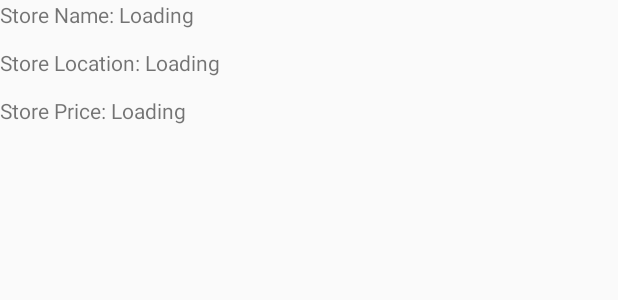
After one commit to rafattu5har/Application, an Android app: the layout store_list_layout.xml on its own in the app's theme, with its tools: preview values and no code run, on a phone screen of 412 x 824 dp. The commit adds this screen. Shown: the top 300 px of the screen. Run offline under Robolectric (Android 15) with nearby library versions, the phone set to English and light mode, and no system bars.

Commit message:
Make Order

```diff
--- a/Project/app/src/main/AndroidManifest.xml
+++ b/Project/app/src/main/AndroidManifest.xml
@@ -10,7 +10,8 @@
         android:roundIcon="@mipmap/ic_launcher_round"
         android:supportsRtl="true"
         android:theme="@style/AppTheme">
-        <activity android:name=".BusinessProfile"></activity>
+        <activity android:name=".StoreList"></activity>
+        <activity android:name=".BusinessProfile" />
         <activity android:name=".UserBusiness" />
         <activity android:name=".StoreOwnerScreen" />
         <activity android:name=".SignUp" />
--- /dev/null
+++ b/Project/app/src/main/res/layout/store_list_layout.xml
@@ -0,0 +1,25 @@
+<?xml version="1.0" encoding="utf-8"?>
+<LinearLayout xmlns:android="http://schemas.android.com/apk/res/android"
+    android:id="@+id/layoutStoreList"
+    android:layout_width="match_parent"
+    android:layout_height="match_parent"
+    android:orientation="vertical">
+
+    <TextView
+        android:id="@+id/layoutName"
+        android:layout_width="match_parent"
+        android:layout_height="32dp"
+        android:text="Store Name: Loading" />
+
+    <TextView
+        android:id="@+id/layoutLocation"
+        android:layout_width="match_parent"
+        android:layout_height="32dp"
+        android:text="Store Location: Loading" />
+
+    <TextView
+        android:id="@+id/layoutPrice"
+        android:layout_width="match_parent"
+        android:layout_height="32dp"
+        android:text="Store Price: Loading" />
+</LinearLayout>
```
Also changed, not shown: Project/app/src/main/java/edu/northsouth/application/BusinessProfile.java (+8 -0 lines), Project/app/src/main/java/edu/northsouth/application/CustomAdapter.java (added, +42 -0 lines), Project/app/src/main/java/edu/northsouth/application/MainActivity.java (+4 -4 lines), Project/app/src/main/java/edu/northsouth/application/Store.java (added, +71 -0 lines), Project/app/src/main/java/edu/northsouth/application/StoreList.java (added, +73 -0 lines), Project/app/src/main/java/edu/northsouth/application/UserBusiness.java (+9 -1 lines), Project/app/src/main/res/layout/activity_business_profile.xml (+15 -0 lines), Project/app/src/main/res/layout/activity_store_list.xml (added, +24 -0 lines).
